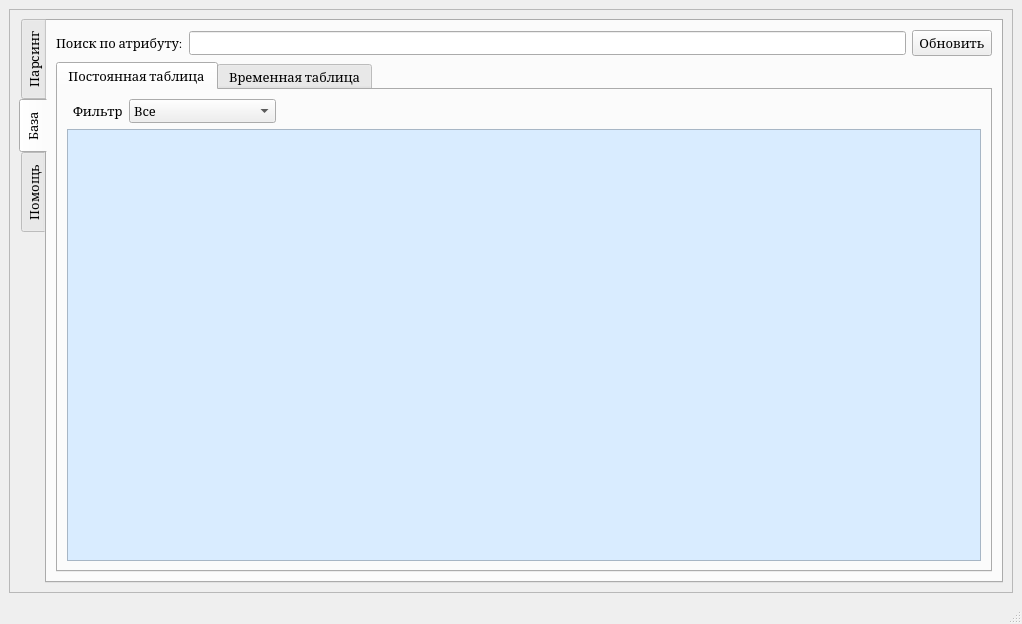
almanah12/caspi_algo1_01, file UI/parsingMain.ui: the form before one commit.
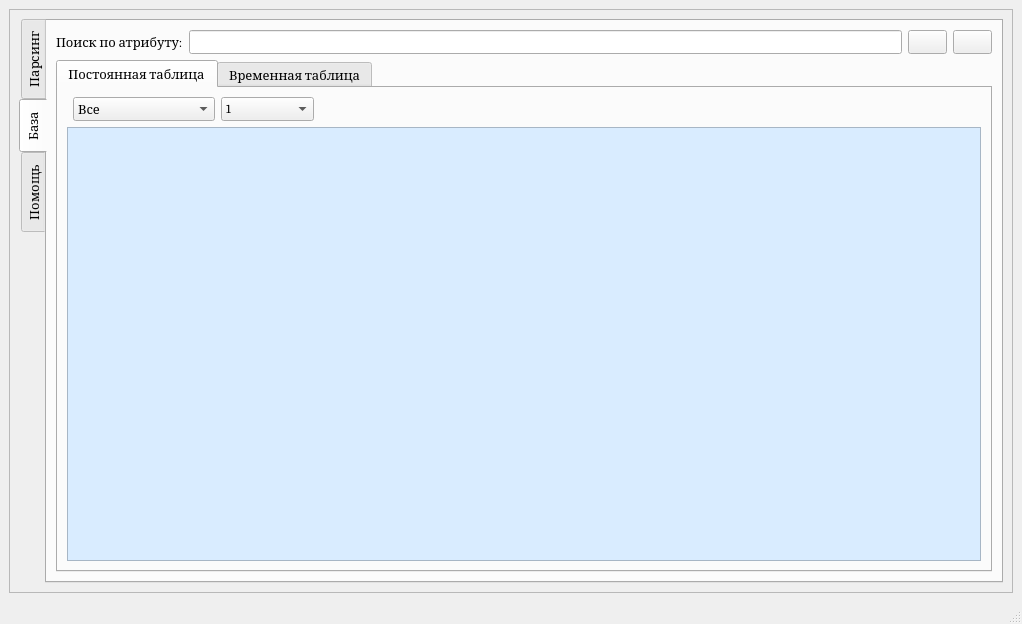
The form after the commit. The open tabs and pages were chosen to show the change. Icons and pictures are not drawn.

Commit message: start new table

```diff
--- a/UI/parsingMain.ui
+++ b/UI/parsingMain.ui
@@ -354,31 +354,62 @@
                 <string>Постоянная таблица</string>
                </attribute>
                <layout class="QGridLayout" name="gridLayout">
+                <item row="0" column="2">
+                 <widget class="QComboBox" name="comboBox_show_data_other_city">
+                  <property name="contextMenuPolicy">
+                   <enum>Qt::NoContextMenu</enum>
+                  </property>
+                  <item>
+                   <property name="text">
+                    <string>1</string>
+                   </property>
+                  </item>
+                  <item>
+                   <property name="text">
+                    <string>2</string>
+                   </property>
+                  </item>
+                  <item>
+                   <property name="text">
+                    <string>3</string>
+                   </property>
+                  </item>
+                  <item>
+                   <property name="text">
+                    <string>Все города</string>
+                   </property>
+                  </item>
+                 </widget>
+                </item>
                 <item row="0" column="1">
-                 <widget class="QLabel" name="label_2">
-                  <property name="text">
-                   <string>Фильтр</string>
-                  </property>
-                 </widget>
-                </item>
-                <item row="1" column="0" colspan="8">
-                 <widget class="QTableView" name="permanent_tableView">
+                 <widget class="QComboBox" name="filter_comboBox">
                   <property name="enabled">
                    <bool>true</bool>
                   </property>
-                  <property name="styleSheet">
-                   <string notr="true">background-color: rgb(217, 236, 255);</string>
+                  <property name="toolTip">
+                   <string extracomment="Фильтр данных"/>
                   </property>
-                 </widget>
-                </item>
-                <item row="0" column="3">
-                 <widget class="QLabel" name="label_3">
-                  <property name="text">
-                   <string/>
+                  <property name="toolTipDuration">
+                   <number>-1</number>
                   </property>
+                  <item>
+                   <property name="text">
+                    <string>Все</string>
+                   </property>
+                  </item>
+                  <item>
+                   <property name="text">
+                    <string>Товары с данными</string>
+                   </property>
+                  </item>
+                  <item>
+                   <property name="text">
+                    <string>Товары без данных</string>
+                   </property>
+                  </item>
                  </widget>
                 </item>
-                <item row="0" column="7">
+                <item row="0" column="5">
                  <spacer name="horizontalSpacer_3">
                   <property name="orientation">
                    <enum>Qt::Horizontal</enum>
@@ -391,26 +422,14 @@
                   </property>
                  </spacer>
                 </item>
-                <item row="0" column="2">
-                 <widget class="QComboBox" name="filter_comboBox">
+                <item row="1" column="0" colspan="6">
+                 <widget class="QTableView" name="permanent_tableView">
                   <property name="enabled">
                    <bool>true</bool>
                   </property>
-                  <item>
-                   <property name="text">
-                    <string>Все</string>
-                   </property>
-                  </item>
-                  <item>
-                   <property name="text">
-                    <string>Товары с данными</string>
-                   </property>
-                  </item>
-                  <item>
-                   <property name="text">
-                    <string>Товары без данных</string>
-                   </property>
-                  </item>
+                  <property name="styleSheet">
+                   <string notr="true">background-color: rgb(217, 236, 255);</string>
+                  </property>
                  </widget>
                 </item>
                </layout>
@@ -447,10 +466,36 @@
               <item>
                <widget class="QLineEdit" name="search_table_articul_lineEdit"/>
               </item>
+              <item>
+               <widget class="QPushButton" name="pushButton_path_to_excel_1c">
+                <property name="sizePolicy">
+                 <sizepolicy hsizetype="Fixed" vsizetype="Fixed">
+                  <horstretch>0</horstretch>
+                  <verstretch>0</verstretch>
+                 </sizepolicy>
+                </property>
+                <property name="toolTip">
+                 <string/>
+                </property>
+                <property name="toolTipDuration">
+                 <number>-1</number>
+                </property>
+                <property name="whatsThis">
+                 <string/>
+                </property>
+                <property name="text">
+                 <string/>
+                </property>
+                <property name="icon">
+                 <iconset resource="../media/main_rs.qrc">
+                  <normaloff>:/logo/folder.ico</normaloff>:/logo/folder.ico</iconset>
+                </property>
+               </widget>
+              </item>
               <item>
                <widget class="QPushButton" name="pushButton_update">
                 <property name="text">
-                 <string>Обновить</string>
+                 <string/>
                 </property>
                 <property name="icon">
                  <iconset resource="../media/main_rs.qrc">
```
Left out of the diff: 10 changed lines with no effect on the pictures. The commit also changes 20 other files.
